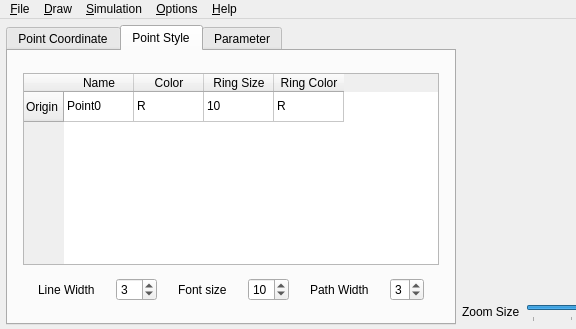
Qt form core/main.ui (KmolYuan/Pyslvs-UI) before a commit; both pictures show x 0 to 576 and y 0 to 329 of the 920 by 628 pixel window.
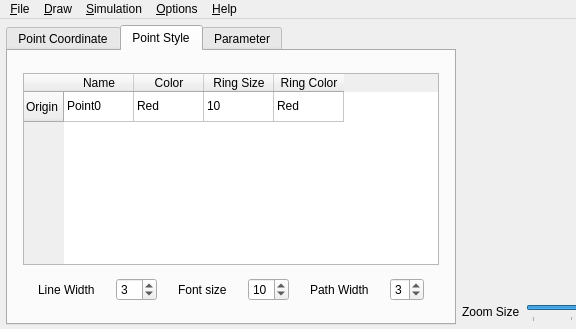
The same form after that commit. The open tabs and pages were chosen to show the change. Icons and pictures are not drawn.

Diff of the .ui file:
```diff
--- a/core/main.ui
+++ b/core/main.ui
@@ -386,7 +386,10 @@
                   </item>
                   <item row="0" column="1">
                    <property name="text">
-                    <string>R</string>
+                    <string>Red</string>
+                   </property>
+                   <property name="flags">
+                    <set>ItemIsEnabled</set>
                    </property>
                   </item>
                   <item row="0" column="2">
@@ -399,7 +402,10 @@
                   </item>
                   <item row="0" column="3">
                    <property name="text">
-                    <string>R</string>
+                    <string>Red</string>
+                   </property>
+                   <property name="flags">
+                    <set>ItemIsEnabled</set>
                    </property>
                   </item>
                  </widget>
```
